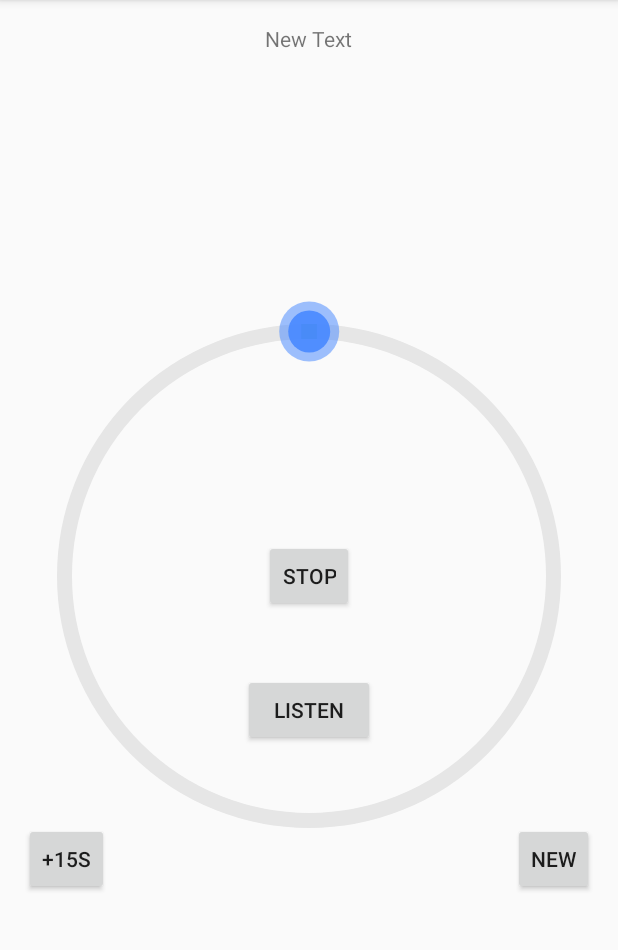
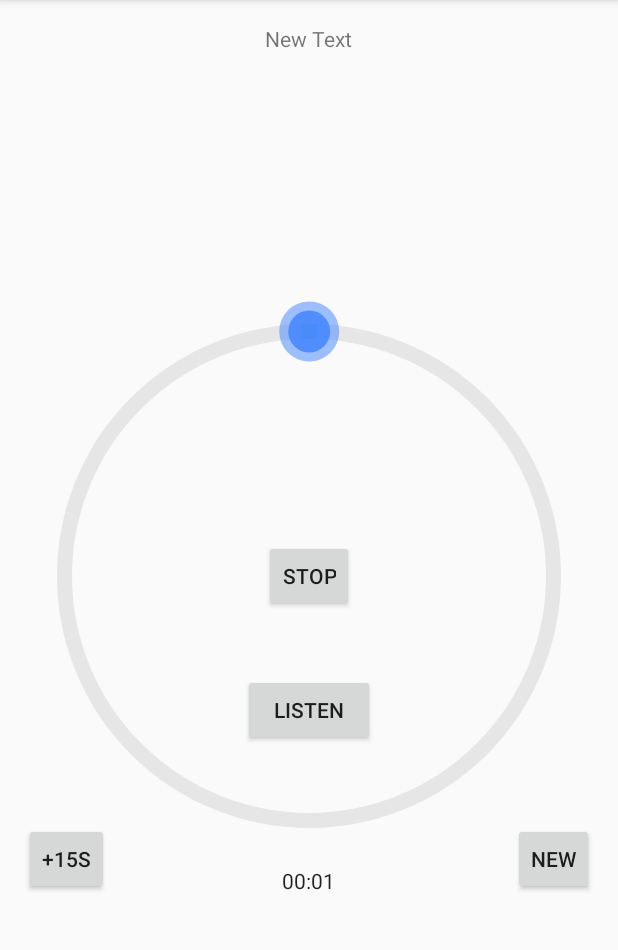
Before and after one commit to 24hours/SnoreTracker, an Android app: the screen it shows after launch (MainActivity), after a tap on "RECORD", on a phone screen of 412 x 824 dp, the part 84-1034 px from its top. Run offline under Robolectric (Android 15) with nearby library versions, the phone set to English and light mode, and no system bars.

Commit message:
show timer when recording

```diff
--- a/app/src/main/java/com/labtf/snoretracker/MainActivity.java
+++ b/app/src/main/java/com/labtf/snoretracker/MainActivity.java
@@ -5,6 +5,7 @@ import android.graphics.Color;
 import android.media.MediaPlayer;
 import android.os.Bundle;
 import android.os.Environment;
+import android.os.SystemClock;
 import android.support.v4.app.Fragment;
 import android.support.v4.app.FragmentManager;
 import android.support.v4.app.FragmentPagerAdapter;
@@ -17,6 +18,7 @@ import android.view.View;
 import android.view.ViewGroup;
 import android.widget.Button;
 import android.util.Log;
+import android.widget.Chronometer;
 import android.widget.TextView;
 import android.widget.Toast;
 
@@ -59,6 +61,7 @@ public class MainActivity extends ActionBarActivity{
     private static CircularSeekBar seekbar;
     private static TimerTask ticker;
     private static Timer timer;
+    private static Chronometer counter;
 
     @Override
     protected void onCreate(Bundle savedInstanceState) {
@@ -159,6 +162,8 @@ public class MainActivity extends ActionBarActivity{
             seekbar.setStartAngle(-90);
             seekbar.setProgress(0, false);
 
+            counter = (Chronometer) rootView.findViewById(R.id.chronometer);
+
             return rootView;
         }
 
@@ -241,10 +246,13 @@ public class MainActivity extends ActionBarActivity{
                 break;
             case Recording_Start:
                 playBtn.setText("Stop");
+                counter.setBase(SystemClock.elapsedRealtime());
+                counter.start();
                 break;
             case Recording_Stop:
                 playBtn.setText("Record");
                 sdr = null;
+                counter.stop();
                 break;
         }
     }
--- a/app/src/main/res/layout/fragment_main.xml
+++ b/app/src/main/res/layout/fragment_main.xml
@@ -74,4 +74,11 @@
         android:layout_alignParentTop="true"
         android:layout_centerHorizontal="true" />
 
+    <Chronometer
+        android:layout_width="wrap_content"
+        android:layout_height="wrap_content"
+        android:id="@+id/chronometer"
+        android:layout_alignBottom="@+id/forward"
+        android:layout_centerHorizontal="true" />
+
 </RelativeLayout>
```
